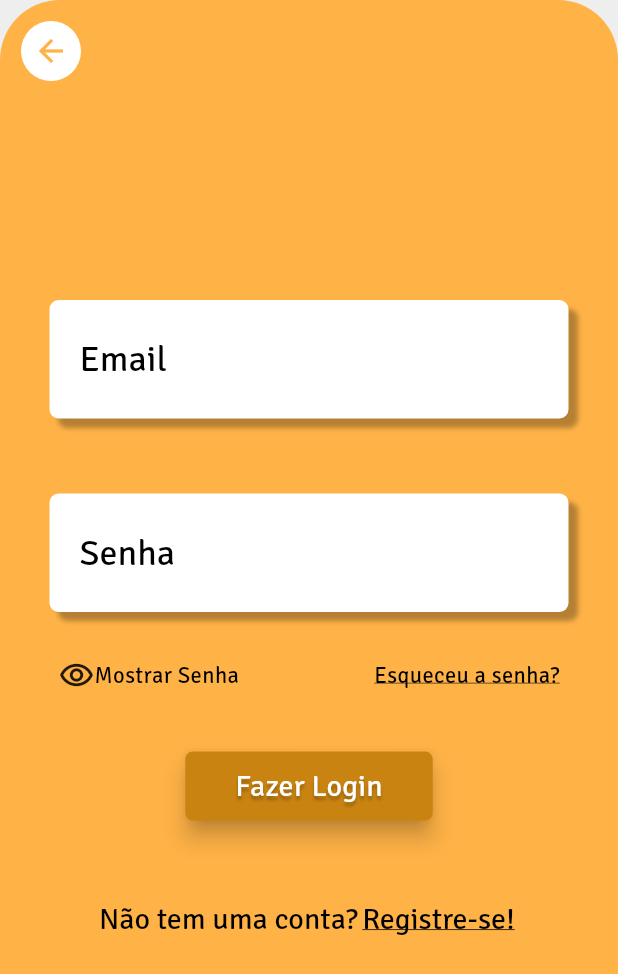
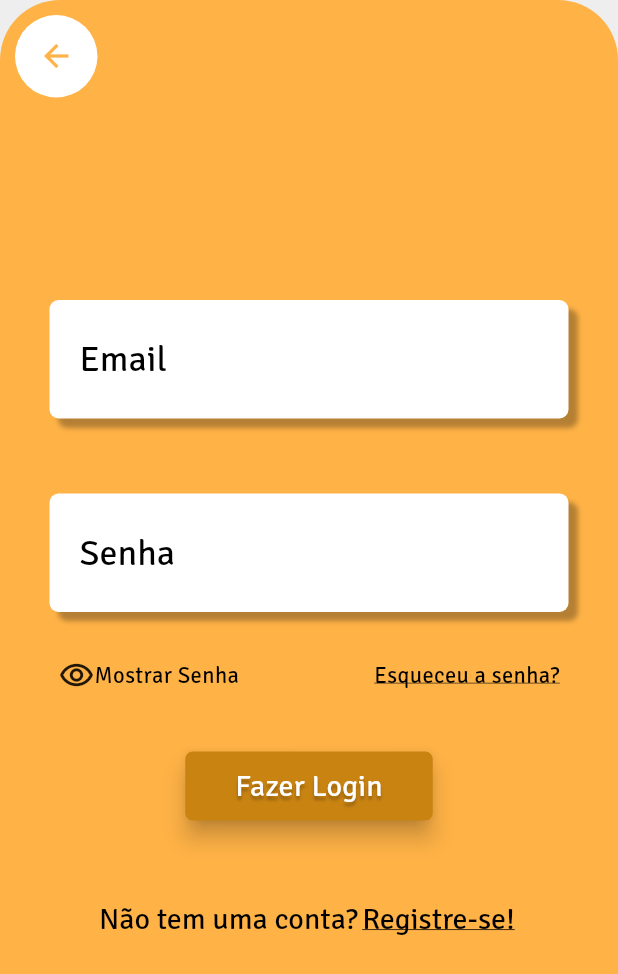
Before and after one commit to ElissonRochaa/MOBILE-25.1-ArtHub, a Flutter app: the screen it shows after launch, after a tap on the "arrow forward" icon, on a phone screen of 412 x 824 dp. Shown: the top 974 px of the screen. Run offline on Flutter 3.47's test engine with Material 3 defaults, Android fonts, the phone set to English and light mode, and no system bars; our stand-ins replace curved_navigation_bar.

Commit message:
refactor: agora a tela_login.dart usa o BotaoVoltarWidget

```diff
--- a/lib/pages/tela_login.dart
+++ b/lib/pages/tela_login.dart
@@ -1,4 +1,5 @@
 import 'package:arthub/config/themeApp.dart';
+import 'package:arthub/widgets/botao_voltar_widget.dart';
 import 'package:flutter/material.dart';
 
 class TelaLogin extends StatefulWidget {
@@ -190,14 +191,7 @@ class _TelaLoginState extends State<TelaLogin> {
           Positioned(
             left: 10,
             top: 10,
-            child: IconButton.filled(
-              onPressed: () => {Navigator.pop(context)},
-              style: IconButton.styleFrom(backgroundColor: Colors.white),
-              icon: Icon(
-                Icons.arrow_back,
-                color: Theme.of(context).colorScheme.primary,
-              ),
-            ),
+            child: BotaoVoltarWidget()
           ),
         ],
       ),
```
